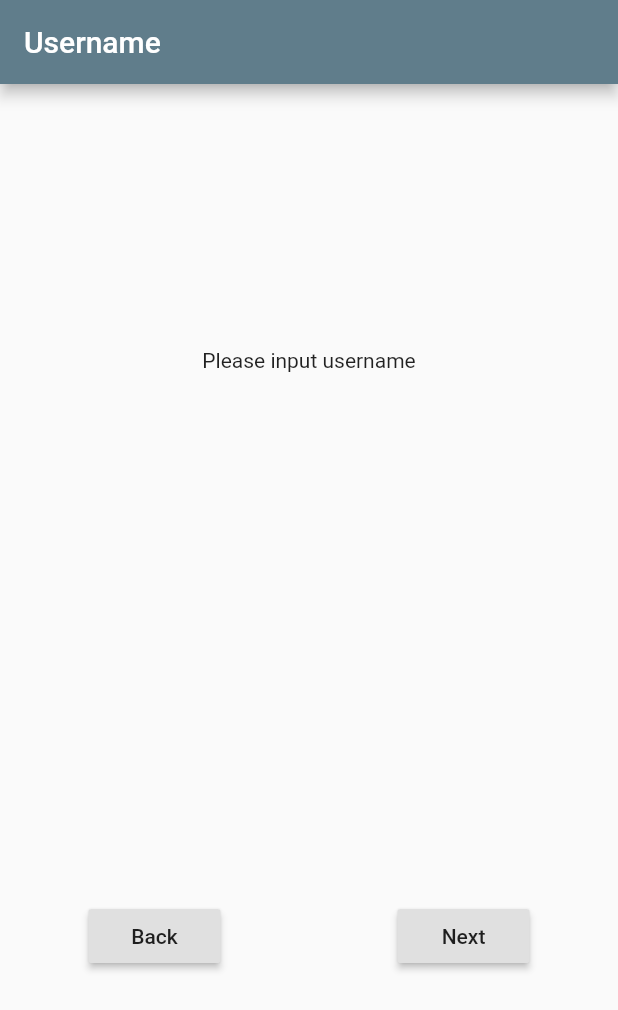
After one commit to jaggerwang/jw-flutter-demo, a Flutter app: the NestedNavigationPage screen opened directly, after a tap on "Sign Up", on a phone screen of 412 x 824 dp. The commit adds this screen. Shown: the top 1010 px of the screen. Run offline on Flutter 3.47's test engine with Material 2 defaults, Android fonts, the phone set to English and light mode, and no system bars; our stand-ins replace package_info.

Commit message:
add nested navigation demo

```diff
--- a/lib/components/drawer.dart
+++ b/lib/components/drawer.dart
@@ -106,6 +106,11 @@ class JWFDDrawerState extends State<JWFDDrawer> {
           'title': 'Hero',
           'isSelected': false,
           'pageBuilder': (BuildContext context) => HeroPage(),
+        },
+        {
+          'title': 'Nested',
+          'isSelected': false,
+          'pageBuilder': (BuildContext context) => NestedNavigationPage(),
         },
       ],
     },
--- /dev/null
+++ b/lib/pages/navigation/nested.dart
@@ -0,0 +1,120 @@
+import 'package:flutter/material.dart';
+
+import '../../components/components.dart';
+
+class NestedNavigationPage extends StatelessWidget {
+  @override
+  Widget build(BuildContext context) {
+    return Scaffold(
+      appBar: AppBar(
+        title: Text('Nested Navigation'),
+      ),
+      drawer: JWFDDrawer(),
+      body: Center(
+        child: RaisedButton(
+          child: Text('Sign Up'),
+          onPressed: () => Navigator.of(context).push(MaterialPageRoute(
+                builder: (context) => _SignUpPage(),
+              )),
+        ),
+      ),
+    );
+  }
+}
+
+class _SignUpPage extends StatelessWidget {
+  final _navigatorKey = GlobalKey<NavigatorState>();
+
+  Future<bool> _onWillPop() async {
+    final maybePop = await _navigatorKey.currentState.maybePop();
+    return Future.value(!maybePop);
+  }
+
+  @override
+  Widget build(BuildContext context) {
+    return WillPopScope(
+      onWillPop: _onWillPop,
+      child: Navigator(
+        key: _navigatorKey,
+        initialRoute: 'signup/username',
+        onGenerateRoute: (settings) {
+          WidgetBuilder builder;
+          switch (settings.name) {
+            case 'signup/username':
+              builder = (_) => _UsernamePage();
+              break;
+            case 'signup/password':
+              builder = (_) => _PasswordPage();
+              break;
+            default:
+              throw Exception('Invalid route: ${settings.name}');
+          }
+          return MaterialPageRoute(builder: builder, settings: settings);
+        },
+      ),
+    );
+  }
+}
+
+class _UsernamePage extends StatelessWidget {
+  @override
+  Widget build(BuildContext context) {
+    return Scaffold(
+      appBar: AppBar(
+        title: Text('Username'),
+      ),
+      body: Column(
+        mainAxisAlignment: MainAxisAlignment.spaceAround,
+        children: <Widget>[
+          Text('Please input username'),
+          Row(
+            mainAxisAlignment: MainAxisAlignment.spaceAround,
+            children: <Widget>[
+              RaisedButton(
+                onPressed: () =>
+                    Navigator.of(context, rootNavigator: true).pop(),
+                child: Text('Back'),
+              ),
+              RaisedButton(
+                onPressed: () =>
+                    Navigator.of(context).pushNamed('signup/password'),
+                child: Text('Next'),
+              ),
+            ],
+          ),
+        ],
+      ),
+    );
+  }
+}
+
+class _PasswordPage extends StatelessWidget {
+  @override
+  Widget build(BuildContext context) {
+    return Scaffold(
+      appBar: AppBar(
+        title: Text('Password'),
+      ),
+      body: Column(
+        mainAxisAlignment: MainAxisAlignment.spaceAround,
+        children: <Widget>[
+          Text('Please input password'),
+          Row(
+            mainAxisAlignment: MainAxisAlignment.spaceAround,
+            children: <Widget>[
+              RaisedButton(
+                onPressed: () => Navigator.of(context).pop(),
+                child: Text('Back'),
+              ),
+              RaisedButton(
+                onPressed: () =>
+                    Navigator.of(context, rootNavigator: true).pop(),
+                child: Text('Finish'),
+              ),
+            ],
+          ),
+        ],
+      ),
+    );
+  }
+}
--- a/lib/pages/pages.dart
+++ b/lib/pages/pages.dart
@@ -16,6 +16,7 @@ export 'scroll/refresh_indicator.dart';
 export 'navigation/basic.dart';
 export 'navigation/hero.dart';
 export 'navigation/named_route.dart';
+export 'navigation/nested.dart';
 export 'navigation/return_data.dart';
 export 'navigation/send_data.dart';
 export 'navigation/tab_bar.dart';
```
Also changed, not shown: lib/pages/navigation/basic.dart (+3 -5 lines).
